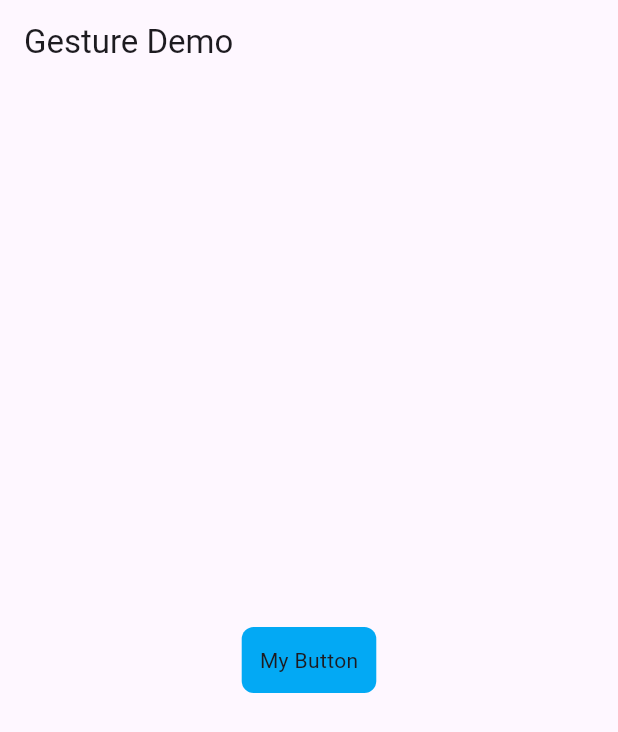
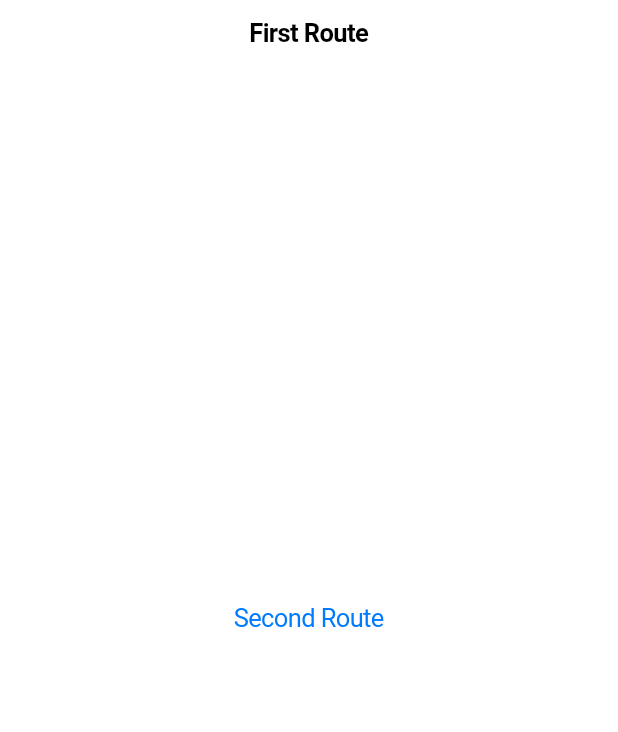
Before and after one commit to francis-codex/flutter_class-GH, a Flutter app: the screen it shows after launch, on a phone screen of 412 x 824 dp. Shown: the top 732 px of the screen. Run offline on Flutter 3.47's test engine with Material 3 defaults, Android fonts, the phone set to English and light mode, and no system bars.

```diff
--- a/lib/main.dart
+++ b/lib/main.dart
@@ -1,60 +1,52 @@
-import 'package:flutter/material.dart';
+import 'package:flutter/cupertino.dart';
 
-void main() => runApp(const MyApp());
+void main() {
+  runApp(const CupertinoApp(
+    title: 'Navigation Basics',
+    home: FirstRoute(),
+  ));
+}
 
-class MyApp extends StatelessWidget {
-  const MyApp({super.key});
+class FirstRoute extends StatelessWidget {
+  const FirstRoute({super.key});
 
   @override
   Widget build(BuildContext context) {
-    const title = 'Gesture Demo';
-
-    return const MaterialApp(
-      title: title,
-      home: MyHomePage(title: title),
-    );
-  }
-}
-
-class MyHomePage extends StatelessWidget {
-  final String title;
-
-  const MyHomePage({super.key, required this.title});
-
-  @override
-  Widget build(BuildContext context) {
-    return Scaffold(
-      appBar: AppBar(
-        title: Text(title),
+    return CupertinoPageScaffold(
+      navigationBar: const CupertinoNavigationBar(
+        middle: Text('First Route'),
       ),
-      body: const Center(
-        child: MyButton(),
+      child: Center(
+        child: CupertinoButton(
+          child: const Text('Second Route'),
+          onPressed: () {
+            Navigator.push(
+              context,
+              CupertinoPageRoute(builder: (context) => const SecondRoute()),
+            );
+          },
+        ),
       ),
     );
   }
 }
 
-class MyButton extends StatelessWidget {
-  const MyButton({super.key});
+class SecondRoute extends StatelessWidget {
+  const SecondRoute({super.key});
 
   @override
   Widget build(BuildContext context) {
-    // The GestureDetector wraps the button.
-    return GestureDetector(
-      // When the child is tapped, show a snackbar.
-      onTap: () {
-        const snackBar = SnackBar(content: Text('Tap'));
-
-        ScaffoldMessenger.of(context).showSnackBar(snackBar);
-      },
-      // The custom button
-      child: Container(
-        padding: const EdgeInsets.all(12),
-        decoration: BoxDecoration(
-          color: Colors.lightBlue,
-          borderRadius: BorderRadius.circular(8),
+    return CupertinoPageScaffold(
+      navigationBar: const CupertinoNavigationBar(
+        middle: Text('Second Route'),
+      ),
+      child: Center(
+        child: CupertinoButton(
+          onPressed: () {
+            Navigator.pop(context);
+          },
+          child: const Text(''),
         ),
-        child: const Text('My Button'),
       ),
     );
   }
```
Also changed, not shown: 1 other file.
